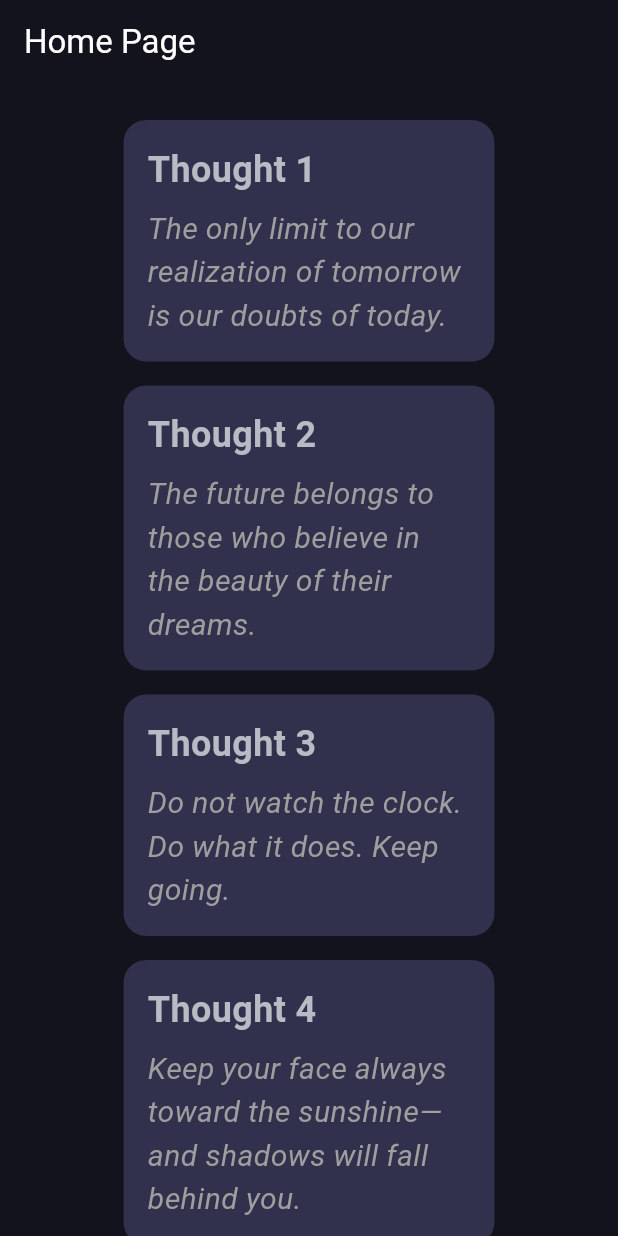
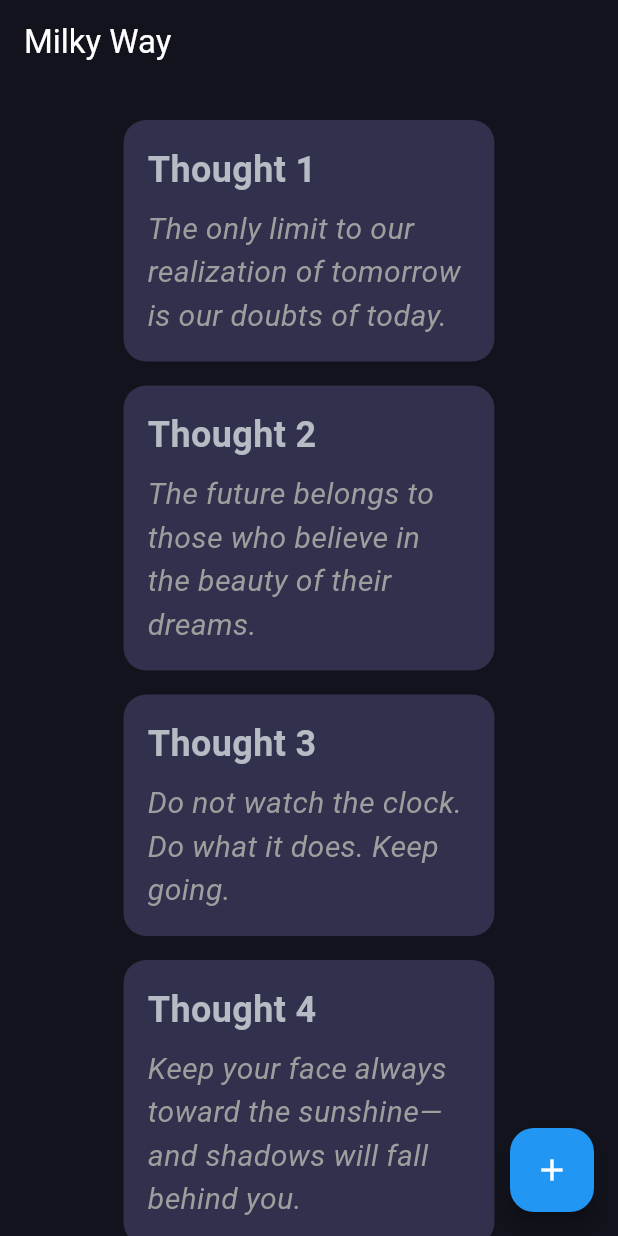
Before and after one commit to Ark1ight/tp_note_flutter, a Flutter app: the screen it shows after launch, on a phone screen of 412 x 824 dp. Run offline on Flutter 3.47's test engine with Material 3 defaults, Android fonts, the phone set to English and light mode, and no system bars; our stand-ins replace flutter_bloc.

Commit message:
updated routes and added screen for post form

```diff
--- a/lib/main.dart
+++ b/lib/main.dart
@@ -1,3 +1,4 @@
+import 'package:milky_way/screens/post_creation_screen/post_creation_screen.dart';
 import 'package:milky_way/shared/blocs/posts_bloc/posts_bloc.dart';
 import 'package:milky_way/shared/services/local_posts_data_source/fake_local_posts_data_source.dart';
 import 'package:milky_way/shared/services/posts_data_source/posts_fake_data_source.dart';
@@ -6,7 +7,7 @@ import 'package:milky_way/splash_screen.dart';
 import 'package:flutter/material.dart';
 import 'package:flutter_bloc/flutter_bloc.dart';
 
-import 'home_page_screen/home_page.dart';
+import 'screens/home_page_screen/home_page_screen.dart';
 
 void main() {
   runApp(const MyApp());
@@ -31,6 +32,7 @@ class MyApp extends StatelessWidget {
           routes: {
             '/': (context) => const SplashScreen(),
             '/home': (context) => const HomePageScreen(),
+            '/postCreation': (context) => const PostCreationScreen(),
           },
           onGenerateRoute: (routeSettings) {
             Widget screen = Container(color: Colors.pink);
--- a/lib/home_page_screen/home_page.dart
+++ b/lib/screens/home_page_screen/home_page_screen.dart
@@ -1,17 +1,17 @@
-import 'package:milky_way/home_page_screen/widgets/post_list_item.dart';
+import 'package:milky_way/screens/home_page_screen/widgets/post_list_item.dart';
+import 'package:milky_way/screens/post_creation_screen/post_creation_screen.dart';
 import 'package:milky_way/shared/blocs/posts_bloc/posts_bloc.dart';
 import 'package:flutter/material.dart';
 import 'package:flutter_bloc/flutter_bloc.dart';
 
-import '../app_exception.dart';
-import '../models/post.dart';
+import '../../app_exception.dart';
+import '../../models/post.dart';
 
 class HomePageScreen extends StatefulWidget {
   const HomePageScreen({super.key});
 
   @override
   State<HomePageScreen> createState() => _HomePageScreenState();
-
 }
 
 class _HomePageScreenState extends State<HomePageScreen> {
@@ -23,9 +23,9 @@ class _HomePageScreenState extends State<HomePageScreen> {
 
   @override
   Widget build(BuildContext context) {
-    return BlocListener<PostsBloc,PostsState>(
-      listener: (context,state){
-        if(state.status == PostsStatus.error){
+    return BlocListener<PostsBloc, PostsState>(
+      listener: (context, state) {
+        if (state.status == PostsStatus.error) {
           ScaffoldMessenger.of(context).showSnackBar(
             const SnackBar(
               content: Text("error"),
@@ -33,19 +33,28 @@ class _HomePageScreenState extends State<HomePageScreen> {
           );
         }
       },
-      child: Scaffold(backgroundColor: const Color(0xFF12131C),
+      child: Scaffold(
+        backgroundColor: const Color(0xFF12131C),
         appBar: AppBar(
-          title: const Text('Home Page',style: TextStyle(color: Colors.white),),
+          title: const Text(
+            'Milky Way',
+            style: TextStyle(color: Colors.white),
+          ),
           backgroundColor: const Color(0xFF12131C),
         ),
-        body: BlocBuilder<PostsBloc,PostsState>(
-          builder: (context,state){
-            return switch(state.status){
+        body: BlocBuilder<PostsBloc, PostsState>(
+          builder: (context, state) {
+            return switch (state.status) {
               PostsStatus.initial || PostsStatus.loading => _buildLoading(context),
-              PostsStatus.success => _buildPosts(context,state.posts),
+              PostsStatus.success => _buildPosts(context, state.posts),
               PostsStatus.error => _buildError(context, state.exception),
             };
           },
+        ),
+        floatingActionButton: FloatingActionButton(
+          onPressed: _onCreatePostPressed,
+          backgroundColor: Colors.blue,
+          child: const Icon(Icons.add, color: Colors.white),
         ),
       ),
     );
@@ -54,11 +63,13 @@ class _HomePageScreenState extends State<HomePageScreen> {
   void _getAllPosts() {
     final postsBloc = BlocProvider.of<PostsBloc>(context);
     postsBloc.add(const GetAllPosts(''));
-
   }
 
+  void _onCreatePostPressed() {
+    PostCreationScreen.navigateTo(context);
+  }
 
-  Widget _buildLoading(BuildContext context){
+  Widget _buildLoading(BuildContext context) {
     return const Center(
       child: CircularProgressIndicator(),
     );
@@ -78,7 +89,6 @@ class _HomePageScreenState extends State<HomePageScreen> {
     );
   }
 
-
   Widget _buildError(BuildContext context, AppException? exception) {
     if (exception == null) {
       return const Center(
@@ -89,6 +99,4 @@ class _HomePageScreenState extends State<HomePageScreen> {
       child: Text(exception.toString()),
     );
   }
-
-
 }
--- a/lib/home_page_screen/widgets/post_list_item.dart
+++ b/lib/screens/home_page_screen/widgets/post_list_item.dart
@@ -1,6 +1,6 @@
 import 'package:flutter/material.dart';
 
-import '../../models/post.dart';
+import '../../../models/post.dart';
 
 class PostListItem extends StatelessWidget {
   final Post post;
--- a/lib/splash_screen.dart
+++ b/lib/splash_screen.dart
@@ -1,7 +1,7 @@
 import 'package:flutter/material.dart';
 import 'dart:async';
 
-import 'home_page_screen/home_page.dart';
+import 'screens/home_page_screen/home_page_screen.dart';
 
 class SplashScreen extends StatefulWidget {
   const SplashScreen({super.key});
```
Also changed, not shown: lib/screens/post_creation_screen/post_creation_screen.dart (added, +24 -0 lines), lib/screens/post_creation_screen/widgets/post_creation_form.dart (added, +15 -0 lines).
